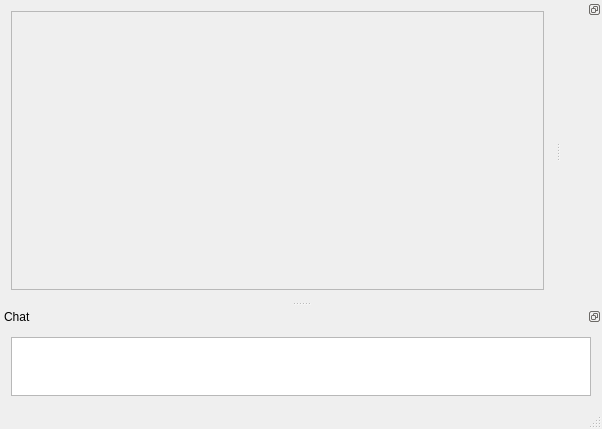
Qt form C++/customIrcClient/mainwindow.ui (GermanKingYT/CustomIRC) before a commit.
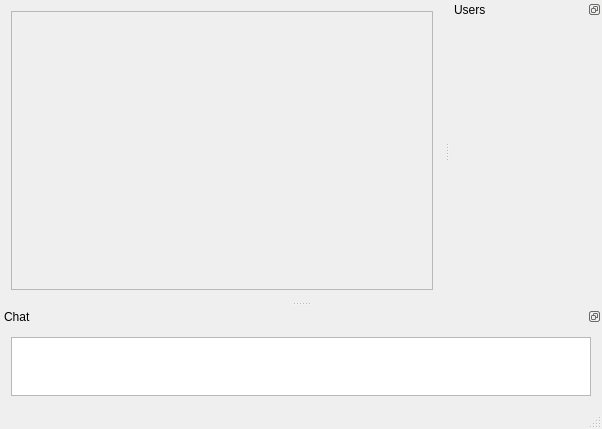
The same form after that commit. Custom widgets are drawn as their Qt base class.

Commit message: Added USER query

```diff
--- a/C++/customIrcClient/mainwindow.ui
+++ b/C++/customIrcClient/mainwindow.ui
@@ -34,8 +34,8 @@
         <rect>
          <x>0</x>
          <y>0</y>
-         <width>531</width>
-         <height>280</height>
+         <width>423</width>
+         <height>258</height>
         </rect>
        </property>
        <property name="sizePolicy">
@@ -50,18 +50,60 @@
    </layout>
   </widget>
   <widget class="QStatusBar" name="statusBar"/>
-  <widget class="QDockWidget" name="dockWidget_2">
+  <widget class="QDockWidget" name="userDock">
+   <property name="minimumSize">
+    <size>
+     <width>148</width>
+     <height>122</height>
+    </size>
+   </property>
    <property name="features">
     <set>QDockWidget::DockWidgetFloatable|QDockWidget::DockWidgetMovable</set>
    </property>
    <property name="allowedAreas">
     <set>Qt::BottomDockWidgetArea|Qt::LeftDockWidgetArea|Qt::RightDockWidgetArea</set>
    </property>
+   <property name="windowTitle">
+    <string>Users</string>
+   </property>
    <attribute name="dockWidgetArea">
     <number>2</number>
    </attribute>
    <widget class="QWidget" name="dockWidgetContents_2">
-    <layout class="QHBoxLayout" name="horizontalLayout"/>
+    <layout class="QHBoxLayout" name="horizontalLayout">
+     <item>
+      <widget class="QScrollArea" name="scrollArea_2">
+       <property name="minimumSize">
+        <size>
+         <width>130</width>
+         <height>0</height>
+        </size>
+       </property>
+       <property name="frameShape">
+        <enum>QFrame::NoFrame</enum>
+       </property>
+       <property name="frameShadow">
+        <enum>QFrame::Plain</enum>
+       </property>
+       <property name="lineWidth">
+        <number>0</number>
+       </property>
+       <property name="widgetResizable">
+        <bool>true</bool>
+       </property>
+       <widget class="clsUserList" name="userList">
+        <property name="geometry">
+         <rect>
+          <x>0</x>
+          <y>0</y>
+          <width>140</width>
+          <height>235</height>
+         </rect>
+        </property>
+       </widget>
+      </widget>
+     </item>
+    </layout>
    </widget>
   </widget>
   <widget class="QMenuBar" name="menuBar">
@@ -131,6 +173,12 @@
    <extends>QPlainTextEdit</extends>
    <header>chatinput.h</header>
   </customwidget>
+  <customwidget>
+   <class>clsUserList</class>
+   <extends>QWidget</extends>
+   <header>clsuserlist.h</header>
+   <container>1</container>
+  </customwidget>
  </customwidgets>
  <resources/>
  <connections/>
```
The commit also changes 28 other files.
